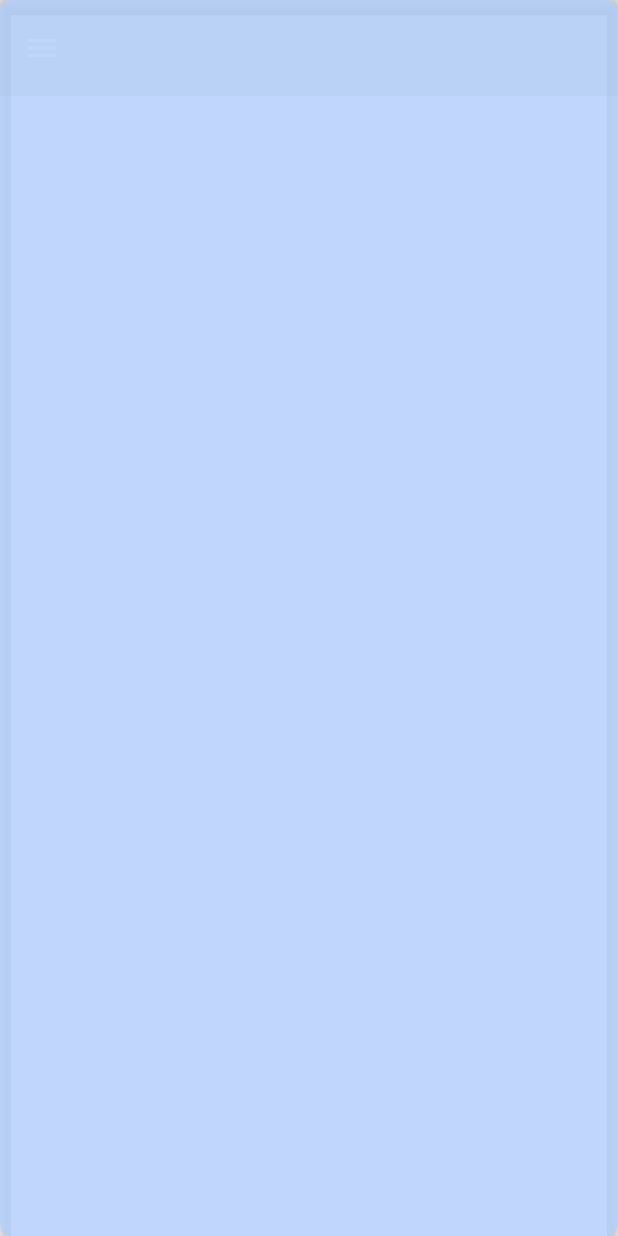
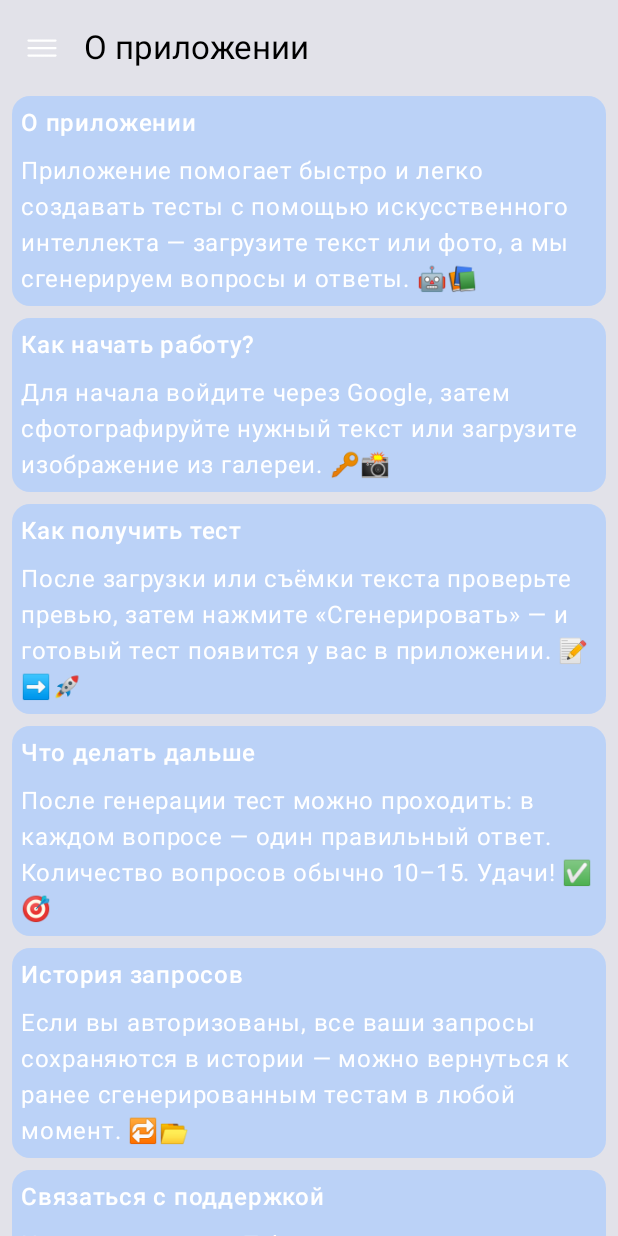
Before and after one commit to kryska1709/CheckLearn, an Android app built with Jetpack Compose: the InfoScreen screen opened through its navigation route, on a phone screen of 412 x 824 dp. Run offline under Robolectric (Android 15) with nearby library versions, the phone set to English and light mode, and no system bars; libraries missing offline, so code that uses them is left out: androidx.camera.core, androidx.camera.view; 2 statements that could not run were skipped.

Commit message:
add cards with description application in InfoScreen

```diff
--- a/app/src/main/java/com/example/checklearn/view/InfoScreen.kt
+++ b/app/src/main/java/com/example/checklearn/view/InfoScreen.kt
@@ -1,20 +1,34 @@
 package com.example.checklearn.view
 
+import androidx.compose.foundation.background
+import androidx.compose.foundation.layout.Arrangement
+import androidx.compose.foundation.layout.Column
+import androidx.compose.foundation.layout.Spacer
 import androidx.compose.foundation.layout.fillMaxSize
+import androidx.compose.foundation.layout.fillMaxWidth
+import androidx.compose.foundation.layout.height
+import androidx.compose.foundation.layout.padding
+import androidx.compose.foundation.lazy.LazyColumn
+import androidx.compose.foundation.lazy.items
 import androidx.compose.foundation.shape.RoundedCornerShape
-import androidx.compose.material.icons.Icons
-import androidx.compose.material.icons.filled.Menu
 import androidx.compose.material3.Card
 import androidx.compose.material3.CardDefaults
 import androidx.compose.material3.Icon
 import androidx.compose.material3.IconButton
+import androidx.compose.material3.Text
 import androidx.compose.runtime.Composable
 import androidx.compose.runtime.rememberCoroutineScope
 import androidx.compose.ui.Modifier
+import androidx.compose.ui.graphics.Color
+import androidx.compose.ui.res.painterResource
+import androidx.compose.ui.text.font.FontWeight
 import androidx.compose.ui.unit.dp
+import androidx.compose.ui.unit.sp
+import com.example.checklearn.R
 import com.example.checklearn.components.CustomScaffold
 import com.example.checklearn.components.SideBarMenu
 import com.example.checklearn.ui.theme.BlueMainColor
+import com.example.checklearn.ui.theme.MyGray
 import kotlinx.coroutines.launch
 
 @Composable
@@ -24,6 +38,7 @@ fun InfoScreen() {
 
     SideBarMenu { drawerState ->
         CustomScaffold(
+            title = "О приложении",
             navigationIcon = {
                 IconButton(
                     onClick = {
@@ -33,22 +48,54 @@ fun InfoScreen() {
                     }
                 ) {
                     Icon(
-                        imageVector = Icons.Default.Menu,
+                        painter = painterResource(R.drawable.menu),
                         contentDescription = null,
                         tint = androidx.compose.ui.graphics.Color.White
                     )
                 }
             }
-        ) {
+        ) { innerPadding ->
+            val cards = listOf(
+                "О приложении" to "Приложение помогает быстро и легко создавать тесты с помощью искусственного интеллекта — загрузите текст или фото, а мы сгенерируем вопросы и ответы. 🤖📚",
+                "Как начать работу?" to "Для начала войдите через Google, затем сфотографируйте нужный текст или загрузите изображение из галереи. 🔑📸",
+                "Как получить тест" to "После загрузки или съёмки текста проверьте превью, затем нажмите «Сгенерировать» — и готовый тест появится у вас в приложении. 📝➡️🚀",
+                "Что делать дальше" to "После генерации тест можно проходить: в каждом вопросе — один правильный ответ. Количество вопросов обычно 10–15. Удачи! ✅🎯",
+                "История запросов" to "Если вы авторизованы, все ваши запросы сохраняются в истории — можно вернуться к ранее сгенерированным тестам в любой момент. 🔁📂",
+                "Связаться с поддержкой" to "Наши контакты: в Telegram — @your_support (замените на ваш), или по электронной почте: support@example.com. Пишите при ошибках или неточностях — мы быстро поможем. 💬✉️"
+            )
 
+            LazyColumn(
+                modifier = Modifier
+                    .fillMaxSize()
+                    .padding(innerPadding)
+                    .background(MyGray),
+                verticalArrangement = Arrangement.spacedBy(8.dp)
+            ) {
+                items(cards) { (title, description) ->
+                    Card(
+                        modifier = Modifier.fillMaxSize()
+                            .padding(start = 8.dp, end = 8.dp),
+                        shape = RoundedCornerShape(12.dp),
+                        colors = CardDefaults.cardColors(BlueMainColor.copy(0.8f)),
+                    ) {
+                        Column(modifier = Modifier
+                            .fillMaxWidth()
+                            .padding(6.dp)) {
+                            Text(
+                                text = title,
+                                fontWeight = FontWeight.SemiBold,
+                                fontSize = 16.sp,
+                                color = Color.White
+                            )
+                            Spacer(modifier = Modifier.height(8.dp))
+                            Text(
+                                text = description,
+                                color = Color.White
+                            )
+                        }
+                    }
+                }
+            }
         }
     }
-    Card(
-        modifier = Modifier.fillMaxSize(),
-        shape = RoundedCornerShape(8.dp),
-        colors = CardDefaults.cardColors(BlueMainColor.copy(0.8f)),
-        elevation = CardDefaults.cardElevation(6.dp)
-    ) {
-
-    }
 }
```
